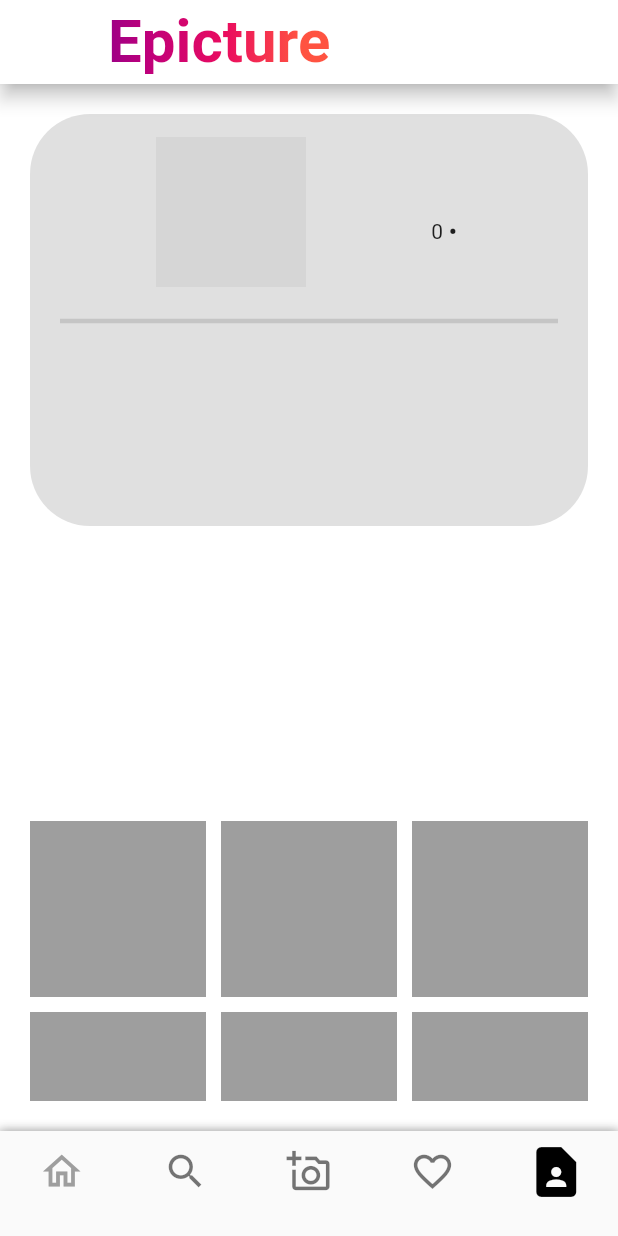
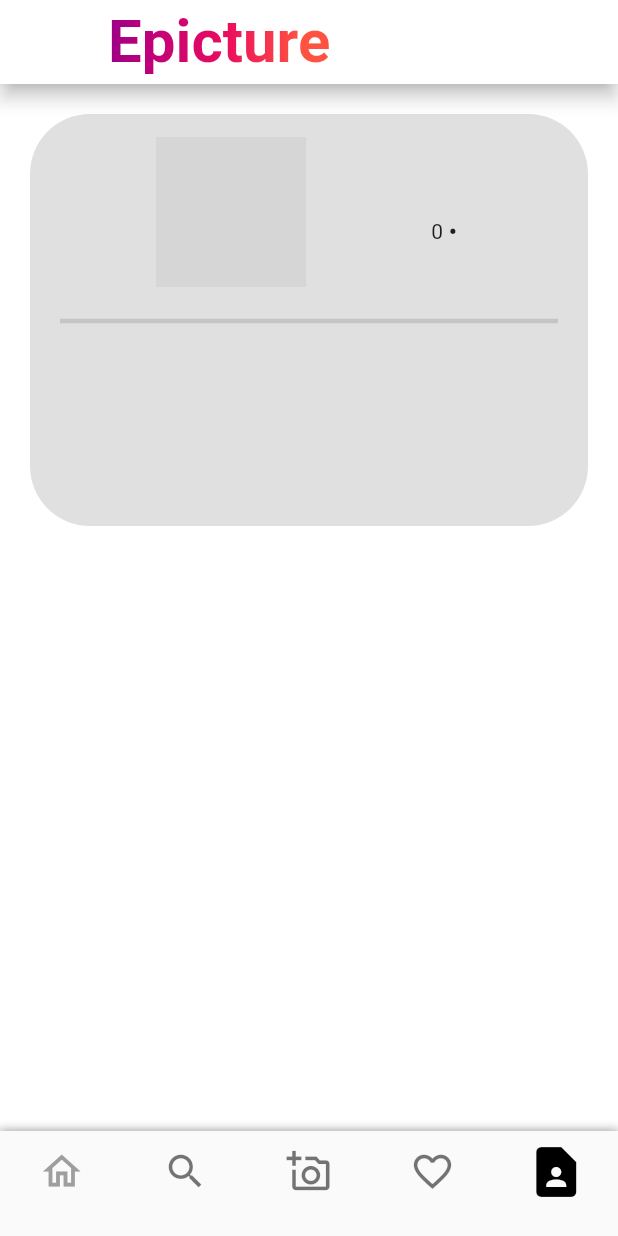
Before and after one commit to ThomasMarches/Epicture, a Flutter app: the HomePage screen opened directly, item 5 of the bottom bar chosen, on a phone screen of 412 x 824 dp. Run offline on Flutter 3.47's test engine with Material 2 defaults, Android fonts, the phone set to English and light mode, and no system bars; our stand-ins replace bloc, dartz, equatable, flutter_bloc; missing offline and left inert: flutter_webview_plugin; accounts and stored records are empty; generated files the repository leaves out were written again; network calls fail; grey boxes are pictures that could not be loaded.

Commit message:
refactor: Image conversion

```diff
--- a/lib/core/data/sources/imgur_data_source.dart
+++ b/lib/core/data/sources/imgur_data_source.dart
@@ -81,7 +81,7 @@ class ImgurImages {
   final int size;
   final int views;
   final String? vote;
-  final String? favorite;
+  final bool favorite;
   final String? section;
   final String accountUrl;
   final int accountId;
--- a/lib/core/presentation/pages/profile_body.dart
+++ b/lib/core/presentation/pages/profile_body.dart
@@ -158,7 +158,7 @@ class _ProfileBodyState extends State<ProfileBody> {
                 return Container(
                   padding: const EdgeInsets.all(8),
                   decoration: BoxDecoration(
-                      shape: BoxShape.circle,
+                      shape: BoxShape.rectangle,
                       image: DecorationImage(
                         image: Image.network(userImagesList![index].link).image,
                         fit: BoxFit.fill,
@@ -167,43 +167,6 @@ class _ProfileBodyState extends State<ProfileBody> {
               },
             ),
           ),
-          Flexible(
-            child: GridView.count(
-              primary: false,
-              crossAxisSpacing: 10,
-              mainAxisSpacing: 10,
-              crossAxisCount: 3,
-              shrinkWrap: true,
-              scrollDirection: Axis.vertical,
-              physics: const ScrollPhysics(),
-              children: <Widget>[
-                Container(
-                  padding: const EdgeInsets.all(8),
-                  color: Colors.grey,
-                ),
-                Container(
-                  padding: const EdgeInsets.all(8),
-                  color: Colors.grey,
-                ),
-                Container(
-                  padding: const EdgeInsets.all(8),
-                  color: Colors.grey,
-                ),
-                Container(
-                  padding: const EdgeInsets.all(8),
-                  color: Colors.grey,
-                ),
-                Container(
-                  padding: const EdgeInsets.all(8),
-                  color: Colors.grey,
-                ),
-                Container(
-                  padding: const EdgeInsets.all(8),
-                  color: Colors.grey,
-                ),
-              ],
-            ),
-          )
         ],
       ),
     );
```
